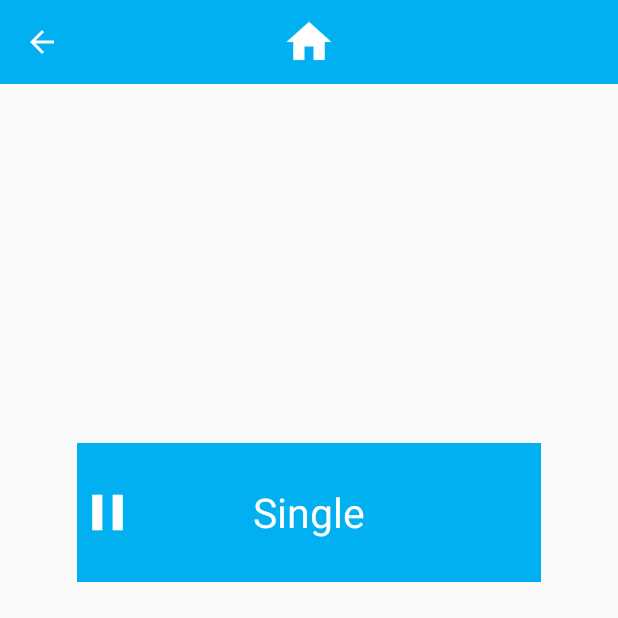
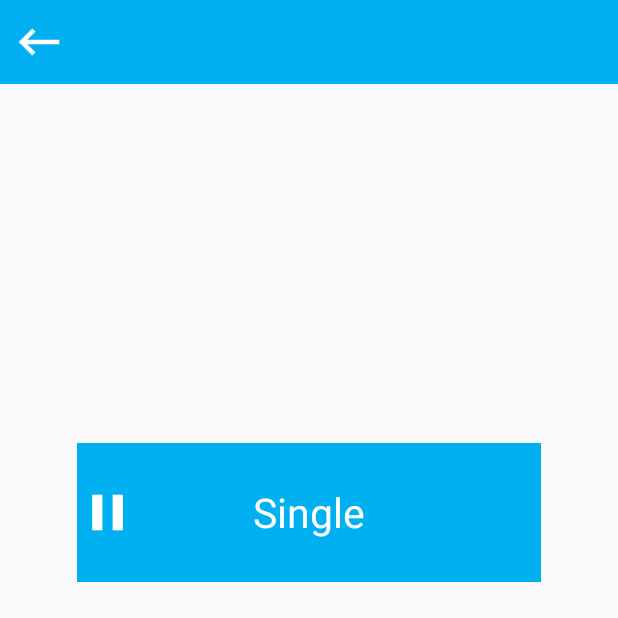
Before and after one commit to Sykless/projaiiient, an Android app: the screen it shows after launch (PlaySinglePlaylist before the commit, ChooseSinglePlaylist after it), after a tap on "Jouer", on a phone screen of 412 x 824 dp, the top half of it. Run offline under Robolectric (Android 15) with nearby library versions, the phone set to English and light mode, and no system bars.

```diff
--- a/app/build.gradle
+++ b/app/build.gradle
@@ -3,6 +3,7 @@ apply plugin: 'com.android.application'
 android {
     compileSdkVersion 26
     defaultConfig {
+        vectorDrawables.useSupportLibrary = true
         applicationId "com.autoscroll.fraba.defiloch"
         minSdkVersion 21
         targetSdkVersion 26
--- a/app/src/main/AndroidManifest.xml
+++ b/app/src/main/AndroidManifest.xml
@@ -8,14 +8,14 @@
     <application
         android:allowBackup="true"
         android:hardwareAccelerated="false"
-        android:largeHeap="true"
         android:icon="@mipmap/ic_launcher"
         android:label="@string/app_name"
+        android:largeHeap="true"
         android:roundIcon="@mipmap/ic_launcher_round"
         android:supportsRtl="true"
         android:theme="@style/AppTheme">
-        <activity android:name=".MainActivity" />
-        <activity android:name=".PlaySinglePlaylist" />
+        <activity android:name=".Play" />
+        <activity android:name=".ChooseSinglePlaylist" />
         <activity android:name=".Home">
             <intent-filter>
                 <action android:name="android.intent.action.MAIN" />
@@ -23,7 +23,8 @@
                 <category android:name="android.intent.category.LAUNCHER" />
             </intent-filter>
         </activity>
-        <activity android:name=".Parcourir"></activity>
+        <activity android:name=".Parcourir" />
+        <activity android:name=".SelectSong"></activity>
     </application>
 
 </manifest>
--- a/app/src/main/java/com/autoscroll/fraba/defiloche/PlaySinglePlaylist.java
+++ b/app/src/main/java/com/autoscroll/fraba/defiloche/ChooseSinglePlaylist.java
@@ -10,7 +10,6 @@ import android.os.Bundle;
 import android.support.v7.widget.Toolbar;
 import android.util.TypedValue;
 import android.view.Display;
-import android.view.Menu;
 import android.view.View;
 import android.view.ViewGroup;
 import android.view.animation.AlphaAnimation;
@@ -21,7 +20,7 @@ import android.widget.LinearLayout;
 import android.widget.RelativeLayout;
 import android.widget.TextView;
 
-public class PlaySinglePlaylist extends AppCompatActivity
+public class ChooseSinglePlaylist extends AppCompatActivity
 {
     AnimationDrawable animationSingle;
     AnimationDrawable animationAlbum;
@@ -29,7 +28,7 @@ public class PlaySinglePlaylist extends AppCompatActivity
     AlphaAnimation buttonClick = new AlphaAnimation(1F, 0.8F); // Fading animation on button when clicked
     AlphaAnimation buttonClickRelease = new AlphaAnimation(0.8F,1F); // Unfading animation on button when clicked
 
-    private static final int CODE_PLAY = 1;
+    String displayMode;
 
     @Override
     protected void onCreate(Bundle savedInstanceState)
@@ -58,8 +57,6 @@ public class PlaySinglePlaylist extends AppCompatActivity
         });
 
         setSupportActionBar(toolbar);
-        getSupportActionBar().setDisplayHomeAsUpEnabled(true);
-        getSupportActionBar().setDisplayShowHomeEnabled(true);
         getSupportActionBar().setDisplayShowTitleEnabled(false);
 
         // Layout modification according to orientation of the device
@@ -134,8 +131,6 @@ public class PlaySinglePlaylist extends AppCompatActivity
                 v.startAnimation(buttonClick);
                 v.startAnimation(buttonClickRelease);
 
-                System.out.println("Test");
-
                 goToPlay();
             }
         };
@@ -152,7 +147,7 @@ public class PlaySinglePlaylist extends AppCompatActivity
 
     public void goToPlay()
     {
-        Intent intent = new Intent(this,MainActivity.class);
+        Intent intent = new Intent(this,Play.class);
         startActivity(intent);
     }
 
--- a/app/src/main/java/com/autoscroll/fraba/defiloche/Home.java
+++ b/app/src/main/java/com/autoscroll/fraba/defiloche/Home.java
@@ -8,13 +8,13 @@ import android.content.res.Configuration;
 import android.graphics.Point;
 import android.graphics.drawable.AnimationDrawable;
 import android.os.Build;
+import android.support.v4.app.ActivityCompat;
 import android.support.v4.content.ContextCompat;
 import android.support.v7.app.AppCompatActivity;
 import android.os.Bundle;
 import android.support.v7.widget.Toolbar;
 import android.util.TypedValue;
 import android.view.Display;
-import android.view.Menu;
 import android.view.View;
 import android.view.ViewGroup;
 import android.view.animation.AlphaAnimation;
@@ -163,18 +163,48 @@ public class Home extends AppCompatActivity
         buttonPlay.setOnClickListener(buttonEffect);
         buttonCreate.setOnClickListener(buttonEffectCreate);
         buttonShare.setOnClickListener(buttonEffect);
+
+        ActivityCompat.requestPermissions(Home.this,
+                new String[]{Manifest.permission.READ_EXTERNAL_STORAGE},
+                1);
+    }
+
+    @Override
+    public void onRequestPermissionsResult(int requestCode,String permissions[], int[] grantResults) {
+        switch (requestCode) {
+            case 1: {
+
+                // If request is cancelled, the result arrays are empty.
+                if (grantResults.length > 0 && grantResults[0] == PackageManager.PERMISSION_GRANTED) {
+
+                    // permission was granted, yay! Do the
+                    // contacts-related task you need to do.
+
+                    // Toast.makeText(Home.this, "Autorisation accordée", Toast.LENGTH_SHORT).show();
+                } else {
+
+                    // permission denied, boo! Disable the
+                    // functionality that depends on this permission.
+                    // Toast.makeText(Home.this, "Permission denied to read your External storage", Toast.LENGTH_SHORT).show();
+                }
+                return;
+            }
+
+            // other 'case' lines to check for other
+            // permissions this app might request
+        }
     }
 
     public void goToPlay(View view)
     {
-        Intent intent = new Intent(this,PlaySinglePlaylist.class);
-        startActivityForResult(intent,CODE_PLAY);
+        Intent intent = new Intent(this,ChooseSinglePlaylist.class);
+        startActivity(intent);
     }
 
     public void goToCreate(View view)
     {
         Intent intent = new Intent(this,Parcourir.class);
-        startActivityForResult(intent,CODE_PLAY);
+        startActivity(intent);
     }
 
     public void setRelativeLayoutButton(Context context, int id)
--- a/app/src/main/res/layout/activity_main.xml
+++ b/app/src/main/res/layout/activity_main.xml
@@ -4,7 +4,7 @@
     xmlns:tools="http://schemas.android.com/tools"
     android:layout_width="match_parent"
     android:layout_height="match_parent"
-    tools:context="com.autoscroll.fraba.defiloche.MainActivity">
+    tools:context="com.autoscroll.fraba.defiloche.Play">
 
     <LinearLayout xmlns:android="http://schemas.android.com/apk/res/android"
         android:id="@+id/main_parent_view"
@@ -98,7 +98,7 @@
                     android:marqueeRepeatLimit="marquee_forever"
                     android:scrollHorizontally="true"
                     android:singleLine="true"
-                    android:text="Simple texte qui dure"
+                    android:text="Sultan of swing - Dire Straits test"
                     android:textColor="@color/white" />
             </RelativeLayout>
 
@@ -171,8 +171,6 @@
                     android:cropToPadding="false"
                     android:src="@drawable/ic_play_arrow_white_48dp" />
             </FrameLayout>
-
         </android.support.constraint.ConstraintLayout>
-
     </android.support.v7.widget.Toolbar>
 </RelativeLayout>
--- a/app/src/main/res/layout/activity_play_single_playlist.xml
+++ b/app/src/main/res/layout/activity_play_single_playlist.xml
@@ -5,7 +5,7 @@
     android:layout_width="match_parent"
     android:layout_height="match_parent"
     android:orientation="vertical"
-    tools:context="com.autoscroll.fraba.defiloche.PlaySinglePlaylist">
+    tools:context="com.autoscroll.fraba.defiloche.ChooseSinglePlaylist">
 
     <android.support.v7.widget.Toolbar
         android:id="@+id/toolbar"
@@ -13,25 +13,68 @@
         android:layout_height="wrap_content"
         android:background="@color/cyan"
         android:minHeight="?attr/actionBarSize"
-        android:theme="?attr/actionBarTheme">
+        android:theme="?attr/actionBarTheme"
+        app:contentInsetLeft="0dp"
+        app:contentInsetStart="0dp">
+
+        <android.support.constraint.ConstraintLayout
+            android:id="@+id/toolbarLayout"
+            android:layout_width="match_parent"
+            android:layout_height="wrap_content"
+            app:layout_constraintLeft_toLeftOf="parent"
+            app:layout_constraintRight_toRightOf="parent"
+            android:layout_alignBottom="@+id/toolbar"
+            android:layout_alignParentStart="true">
 
             <FrameLayout
+                android:id="@+id/backLayout"
+                android:layout_width="wrap_content"
+                android:layout_height="wrap_content"
+                android:layout_gravity="start"
+                android:layout_marginBottom="8dp"
+                android:layout_marginStart="8dp"
+                android:layout_marginTop="8dp"
+                android:background="?actionBarItemBackground"
+                android:clickable="true"
+                android:focusable="true"
+                app:layout_constraintBottom_toBottomOf="parent"
+                app:layout_constraintStart_toStartOf="parent"
+                app:layout_constraintTop_toTopOf="parent">
+
+                <ImageView
+                    android:id="@+id/backButton"
+                    android:layout_width="36dp"
+                    android:layout_height="36dp"
+                    android:src="@drawable/ic_keyboard_backspace_white_48dp"
+                    tools:layout_editor_absoluteX="16dp"
+                    tools:layout_editor_absoluteY="6dp" />
+            </FrameLayout>
+
+            <FrameLayout
+                android:id="@+id/homeLayout"
                 android:layout_width="wrap_content"
                 android:layout_height="wrap_content"
                 android:layout_gravity="center_horizontal"
-            android:id="@+id/homeLayout"
-            android:background="?selectableItemBackgroundBorderless"
+                android:layout_marginBottom="8dp"
+                android:layout_marginEnd="8dp"
+                android:layout_marginStart="8dp"
+                android:layout_marginTop="8dp"
+                android:background="?actionBarItemBackground"
                 android:clickable="true"
-            android:focusable="true">
+                android:focusable="true"
+                app:layout_constraintBottom_toBottomOf="parent"
+                app:layout_constraintEnd_toStartOf="parent"
+                app:layout_constraintStart_toEndOf="parent"
+                app:layout_constraintTop_toTopOf="parent">
 
                 <ImageView
                     android:id="@+id/home_button"
                     android:layout_width="36dp"
                     android:layout_height="36dp"
-                android:src="@drawable/ic_home_white_48dp"/>
+                    android:src="@drawable/ic_home_white_48dp" />
             </FrameLayout>
+        </android.support.constraint.ConstraintLayout>
     </android.support.v7.widget.Toolbar>
-
 
     <LinearLayout
         android:id="@+id/linearLayout"
--- a/app/src/main/res/values/strings.xml
+++ b/app/src/main/res/values/strings.xml
@@ -1,5 +1,5 @@
 <resources>
-    <string name="app_name">Defiloche</string>
+    <string name="app_name">Défileur de partition</string>
     <string name="action_play_pause">Play/Pause</string>
     <string name="action_restart">Restart</string>
     <string name="action_home">Home</string>
```
Also changed, not shown: app/src/main/java/com/autoscroll/fraba/defiloche/Play.java (renamed from app/src/main/java/com/autoscroll/fraba/defiloche/MainActivity.java, +6 -6 lines), app/src/main/java/com/autoscroll/fraba/defiloche/SelectSong.java (added, +13 -0 lines), app/src/main/res/layout/activity_select_song.xml (added, +9 -0 lines). Lines whose indentation alone changed are shown as unchanged.
